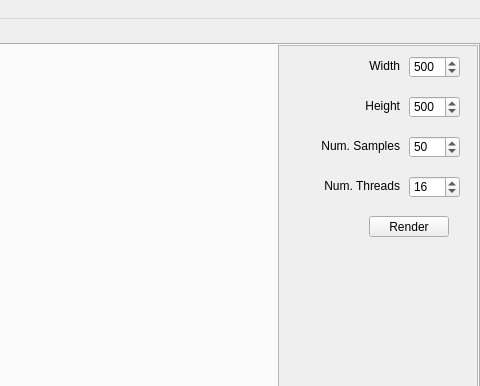
This is src/view/MainWindow.ui in Yordrar/thesis-raytracer as Qt 5 draws it before an edit; both pictures show x 520 to 1000 and y 0 to 386 of the 1000 by 600 pixel window. The edited form follows.
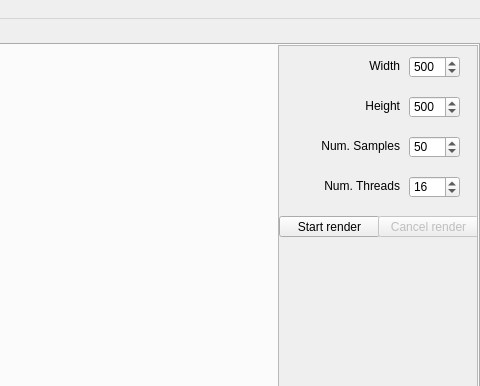
This is the edited form. The open tabs and pages were chosen to show the change.

```diff
--- a/src/view/MainWindow.ui
+++ b/src/view/MainWindow.ui
@@ -270,14 +270,14 @@
              <widget class="QPushButton" name="render_button">
               <property name="geometry">
                <rect>
-                <x>90</x>
+                <x>0</x>
                 <y>170</y>
-                <width>80</width>
+                <width>101</width>
                 <height>21</height>
                </rect>
               </property>
               <property name="text">
-               <string>Render</string>
+               <string>Start render</string>
               </property>
              </widget>
              <widget class="QLabel" name="samples_label">
@@ -372,6 +372,22 @@
                <set>Qt::AlignRight|Qt::AlignTrailing|Qt::AlignVCenter</set>
               </property>
              </widget>
+             <widget class="QPushButton" name="cancel_render_button">
+              <property name="enabled">
+               <bool>false</bool>
+              </property>
+              <property name="geometry">
+               <rect>
+                <x>99</x>
+                <y>170</y>
+                <width>101</width>
+                <height>21</height>
+               </rect>
+              </property>
+              <property name="text">
+               <string>Cancel render</string>
+              </property>
+             </widget>
             </widget>
            </widget>
           </item>
```
Left out of the diff: 4 changed lines with no effect on the pictures.
